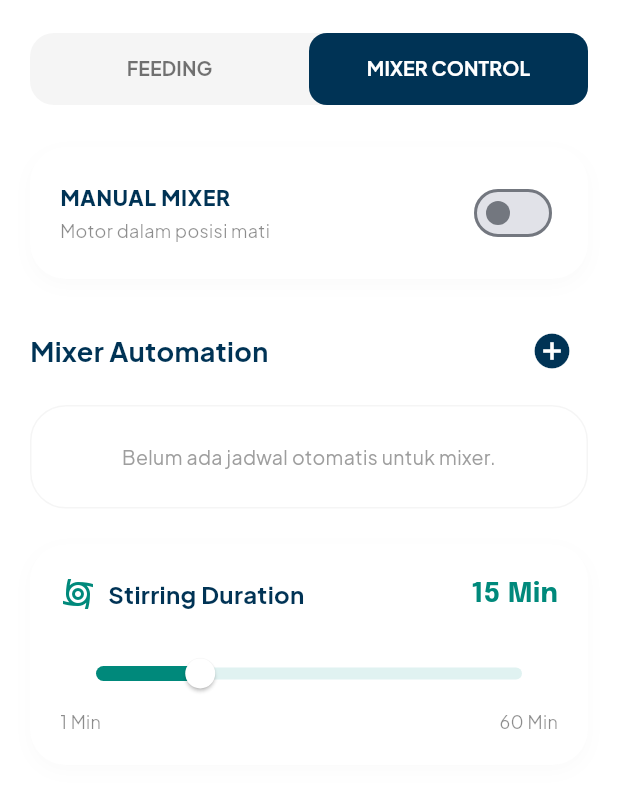
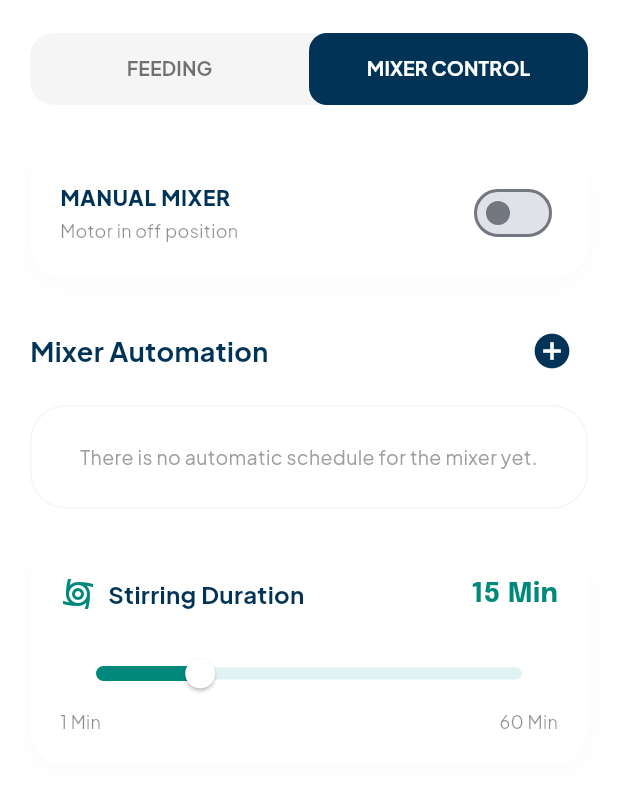
Before and after one commit to nifnip22/AquaSense, a Flutter app: the ScheduleScreen screen opened directly, tab 2 chosen, on a phone screen of 412 x 824 dp, the part 63-851 px from its top. Run offline on Flutter 3.47's test engine with Material 3 defaults, Android fonts, the phone set to English and light mode, and no system bars; our stand-ins replace connectivity_plus, fl_chart, flutter_dotenv, flutter_local_notifications, google_fonts, shared_preferences and 1 more; accounts and stored records are empty.

Commit message:
Change from Indonesia => English

```diff
--- a/aquasense_frontend/lib/features/feeding/screens/schedule_screen.dart
+++ b/aquasense_frontend/lib/features/feeding/screens/schedule_screen.dart
@@ -89,7 +89,7 @@ class _ScheduleScreenState extends State<ScheduleScreen> {
                 ),
                 const SizedBox(height: 12),
                 if (scheduleProvider.schedules.isEmpty)
-                  _buildEmptyState('Belum ada jadwal pakan.')
+                  _buildEmptyState('There is no feeding schedule yet.')
                 else
                   ListView.builder(
                     shrinkWrap: true,
@@ -154,7 +154,7 @@ class _ScheduleScreenState extends State<ScheduleScreen> {
                           Text(
                             mixerProvider.isCooldownActive
                                 ? 'Waiting 5s for hardware safety...'
-                                : (mixerProvider.isMixerOn ? 'Motor sedang berputar' : 'Motor dalam posisi mati'),
+                                : (mixerProvider.isMixerOn ? 'The motor is running' : 'Motor in off position'),
                             style: GoogleFonts.plusJakartaSans(fontSize: 12, color: Colors.black45),
                           ),
                         ],
@@ -190,7 +190,7 @@ class _ScheduleScreenState extends State<ScheduleScreen> {
                 ),
                 const SizedBox(height: 12),
                 if (mixerProvider.mixerSchedules.isEmpty)
-                  _buildEmptyState('Belum ada jadwal otomatis untuk mixer.')
+                  _buildEmptyState('There is no automatic schedule for the mixer yet.')
                 else
                   ListView.builder(
                     shrinkWrap: true,
```
